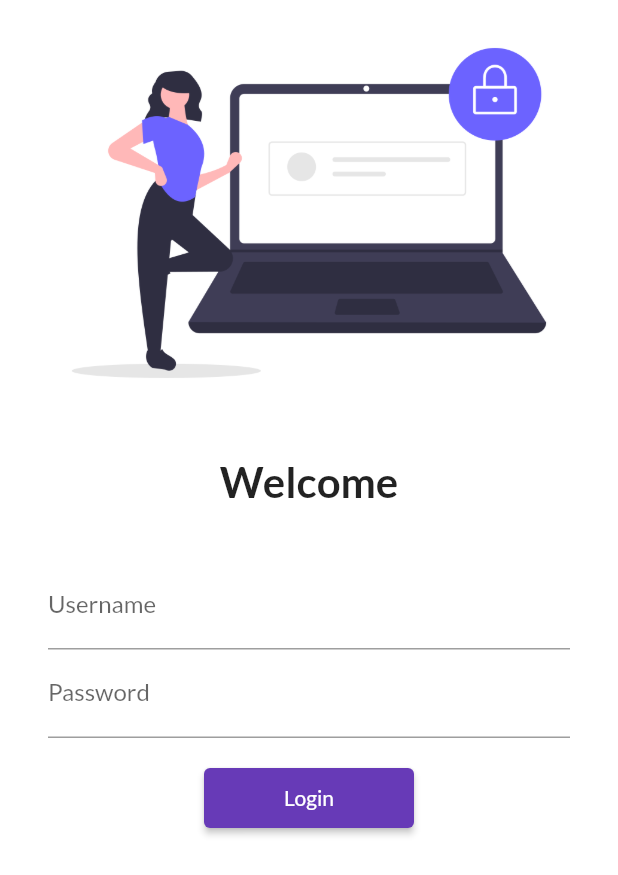
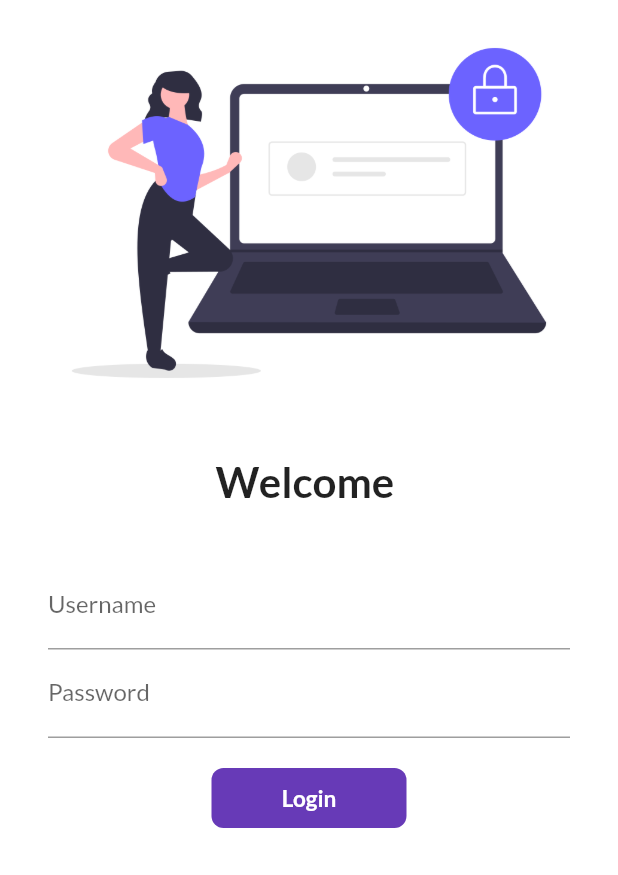
Before and after one commit to aksh-nishar/Flutter-Practice, a Flutter app: the screen it shows after launch, on a phone screen of 412 x 824 dp. Shown: the top 875 px of the screen. Run offline on Flutter 3.47's test engine with Material 2 defaults, Android fonts, the phone set to English and light mode, and no system bars; our stand-ins replace google_fonts.

Commit message:
:sparkles: Add stateful widget, animated container
Changed the login page to a stateful widget

Changed the Elevated login button to an animated container to add a
small animation on tapping the button

Make use of InkWell class to create a Future Delay.

```diff
--- a/my_app/lib/pages/login_page.dart
+++ b/my_app/lib/pages/login_page.dart
@@ -1,8 +1,16 @@
 import 'package:flutter/material.dart';
 import 'package:my_app/utils/routes.dart';
 
-class LoginPage extends StatelessWidget {
+class LoginPage extends StatefulWidget {
   const LoginPage({super.key});
+
+  @override
+  State<LoginPage> createState() => _LoginPageState();
+}
+
+class _LoginPageState extends State<LoginPage> {
+  String name = "";
+  bool changeButton = false;
 
   @override
   Widget build(BuildContext context) {
@@ -18,8 +26,8 @@ class LoginPage extends StatelessWidget {
               const SizedBox(
                 height: 20.0,
               ),
-              const Text("Welcome",
-                  style: TextStyle(
+              Text("Welcome $name",
+                  style: const TextStyle(
                     fontSize: 28,
                     fontWeight: FontWeight.bold,
                   )),
@@ -35,6 +43,10 @@ class LoginPage extends StatelessWidget {
                       hintText: "Enter username",
                       labelText: "Username",
                     ),
+                    onChanged: (value) {
+                      name = value;
+                      setState(() {});
+                    },
                   ),
                   TextFormField(
                     obscureText: true,
@@ -46,14 +58,49 @@ class LoginPage extends StatelessWidget {
                   const SizedBox(
                     height: 20.0,
                   ),
-                  SizedBox(
-                    height: 40.0,
-                    width: 140.0,
-                    child: ElevatedButton(
-                      onPressed: () {
-                        Navigator.pushNamed(context, MyRoutes.homeRoute);
-                      },
-                      child: const Text("Login"),
+                  // SizedBox(
+                  //   height: 40.0,
+                  //   width: 140.0,
+                  //   child: ElevatedButton(
+                  //     onPressed: () {
+                  //       Navigator.pushNamed(context, MyRoutes.homeRoute);
+                  //     },
+                  //     child: const Text("Login"),
+                  //   ),
+                  // ),
+                  InkWell(
+                    onTap: () async {
+                      setState(() {
+                        changeButton = true;
+                      });
+                      await Future.delayed(const Duration(seconds: 1));
+                      Navigator.pushNamed(context, MyRoutes.homeRoute);
+                    },
+                    child: AnimatedContainer(
+                      duration: const Duration(seconds: 1),
+                      height: 40,
+                      width: changeButton ? 40 : 130,
+                      alignment: Alignment.center,
+                      decoration: BoxDecoration(
+                        color: Colors.deepPurple,
+                        // shape:
+                        //     changeButton ? BoxShape.circle : BoxShape.rectangle,
+                        borderRadius:
+                            BorderRadius.circular(changeButton ? 50 : 8),
+                      ),
+                      child: changeButton
+                          ? const Icon(
+                              Icons.done,
+                              color: Colors.white,
+                            )
+                          : const Text(
+                              "Login",
+                              style: TextStyle(
+                                color: Colors.white,
+                                fontWeight: FontWeight.bold,
+                                fontSize: 15,
+                              ),
+                            ),
                     ),
                   ),
                 ]),
```
